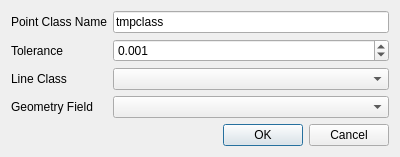
Qt form lrseditor/ui/pointclasscreate.ui (Holenstein-Ingenieure-AG/lrs-editor) before a commit.
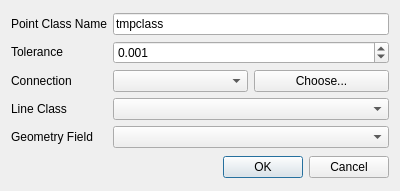
The same form after that commit.

What changed in the file:
```diff
--- a/lrseditor/ui/pointclasscreate.ui
+++ b/lrseditor/ui/pointclasscreate.ui
@@ -7,13 +7,29 @@
     <x>0</x>
     <y>0</y>
     <width>400</width>
-    <height>141</height>
+    <height>191</height>
    </rect>
   </property>
   <property name="windowTitle">
    <string>Create Point Class</string>
   </property>
-  <layout class="QFormLayout" name="formLayout">
+  <layout class="QGridLayout" name="gridLayout_2">
+   <item row="0" column="0">
+    <layout class="QGridLayout" name="gridLayout_3">
+     <item row="1" column="0">
+      <widget class="QLabel" name="lbl_tolerance">
+       <property name="text">
+        <string>Tolerance</string>
+       </property>
+      </widget>
+     </item>
+     <item row="3" column="0">
+      <widget class="QLabel" name="lbl_class_name">
+       <property name="text">
+        <string>Line Class</string>
+       </property>
+      </widget>
+     </item>
    <item row="0" column="0">
     <widget class="QLabel" name="lbl_point_class_name">
      <property name="text">
@@ -21,7 +37,35 @@
      </property>
     </widget>
    </item>
+     <item row="4" column="0">
+      <widget class="QLabel" name="lbl_geom">
+       <property name="text">
+        <string>Geometry Field</string>
+       </property>
+      </widget>
+     </item>
+     <item row="2" column="0">
+      <widget class="QLabel" name="lbl_conn_name">
+       <property name="text">
+        <string>Connection</string>
+       </property>
+      </widget>
+     </item>
+    </layout>
+   </item>
+   <item row="1" column="1">
+    <widget class="QDialogButtonBox" name="buttonBox">
+     <property name="orientation">
+      <enum>Qt::Horizontal</enum>
+     </property>
+     <property name="standardButtons">
+      <set>QDialogButtonBox::Cancel|QDialogButtonBox::Ok</set>
+     </property>
+    </widget>
+   </item>
    <item row="0" column="1">
+    <layout class="QGridLayout" name="gridLayout">
+     <item row="0" column="0" colspan="2">
     <widget class="QLineEdit" name="le_point_class_name">
      <property name="text">
       <string>tmpclass</string>
@@ -31,14 +75,26 @@
      </property>
     </widget>
    </item>
-   <item row="1" column="0">
-    <widget class="QLabel" name="lbl_tolerance">
+     <item row="2" column="0">
+      <widget class="QComboBox" name="cbx_conn_name"/>
+     </item>
+     <item row="2" column="1">
+      <widget class="QPushButton" name="pb_conn">
+       <property name="toolTip">
+        <string>Open Database Connections...</string>
+       </property>
      <property name="text">
-      <string>Tolerance</string>
+        <string>Choose...</string>
      </property>
     </widget>
    </item>
-   <item row="1" column="1">
+     <item row="3" column="0" colspan="2">
+      <widget class="QComboBox" name="cbx_class_name"/>
+     </item>
+     <item row="4" column="0" colspan="2">
+      <widget class="QComboBox" name="cbx_geom"/>
+     </item>
+     <item row="1" column="0" colspan="2">
     <widget class="QDoubleSpinBox" name="dsb_tolerance">
      <property name="specialValueText">
       <string/>
@@ -57,35 +113,7 @@
      </property>
     </widget>
    </item>
-   <item row="2" column="0">
-    <widget class="QLabel" name="lbl_class_name">
-     <property name="text">
-      <string>Line Class</string>
-     </property>
-    </widget>
-   </item>
-   <item row="2" column="1">
-    <widget class="QComboBox" name="cbx_class_name"/>
-   </item>
-   <item row="3" column="0">
-    <widget class="QLabel" name="lbl_geom">
-     <property name="text">
-      <string>Geometry Field</string>
-     </property>
-    </widget>
-   </item>
-   <item row="3" column="1">
-    <widget class="QComboBox" name="cbx_geom"/>
-   </item>
-   <item row="4" column="1">
-    <widget class="QDialogButtonBox" name="buttonBox">
-     <property name="orientation">
-      <enum>Qt::Horizontal</enum>
-     </property>
-     <property name="standardButtons">
-      <set>QDialogButtonBox::Cancel|QDialogButtonBox::Ok</set>
-     </property>
-    </widget>
+    </layout>
    </item>
   </layout>
  </widget>
```
Left out of the diff: 2 changed lines with no effect on the pictures. Lines whose indentation alone changed are shown as unchanged.
